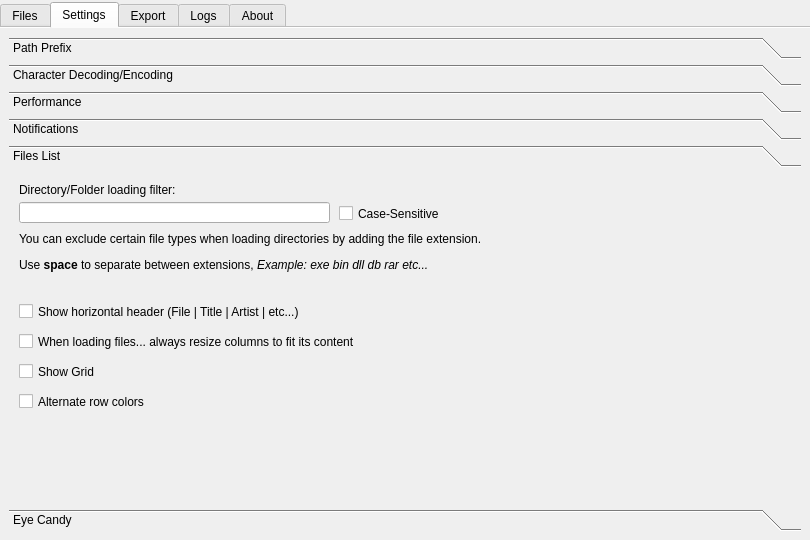
Xen-E/pcxx, file pcxx.ui: the form before one commit.
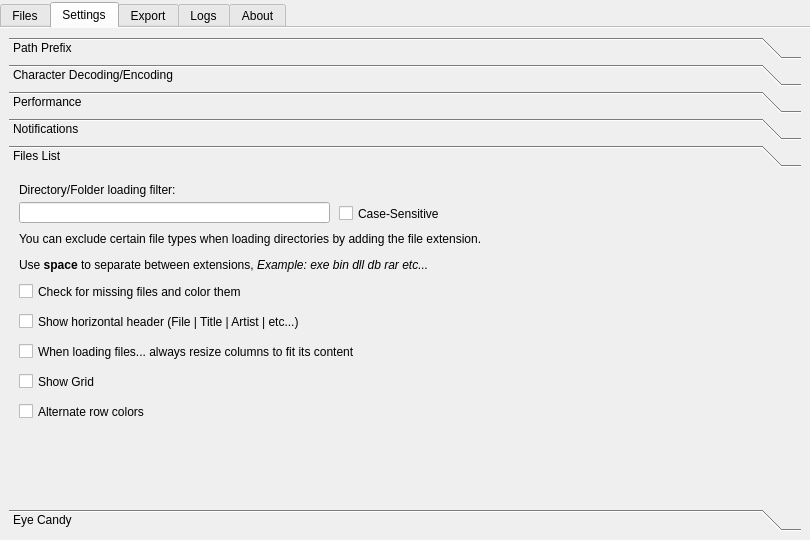
The form after the commit. The open tabs and pages were chosen to show the change. Icons and pictures are not drawn.

Commit message: Adding missing files option/feature

Patch:
```diff
--- a/pcxx.ui
+++ b/pcxx.ui
@@ -1434,8 +1434,8 @@
             <rect>
              <x>0</x>
              <y>0</y>
-             <width>98</width>
-             <height>28</height>
+             <width>792</width>
+             <height>336</height>
             </rect>
            </property>
            <attribute name="label">
@@ -1445,7 +1445,7 @@
             <property name="geometry">
              <rect>
               <x>10</x>
-              <y>130</y>
+              <y>140</y>
               <width>441</width>
               <height>19</height>
              </rect>
@@ -1458,7 +1458,7 @@
             <property name="geometry">
              <rect>
               <x>10</x>
-              <y>160</y>
+              <y>170</y>
               <width>531</width>
               <height>19</height>
              </rect>
@@ -1471,7 +1471,7 @@
             <property name="geometry">
              <rect>
               <x>10</x>
-              <y>190</y>
+              <y>200</y>
               <width>421</width>
               <height>19</height>
              </rect>
@@ -1484,7 +1484,7 @@
             <property name="geometry">
              <rect>
               <x>10</x>
-              <y>220</y>
+              <y>230</y>
               <width>411</width>
               <height>19</height>
              </rect>
@@ -1545,6 +1545,19 @@
              <string>Case-Sensitive</string>
             </property>
            </widget>
+           <widget class="QCheckBox" name="chkColorMissingFiles">
+            <property name="geometry">
+             <rect>
+              <x>10</x>
+              <y>110</y>
+              <width>371</width>
+              <height>19</height>
+             </rect>
+            </property>
+            <property name="text">
+             <string>Check for missing files and color them</string>
+            </property>
+           </widget>
           </widget>
           <widget class="QWidget" name="eyeCandyToolBoxPage">
            <property name="geometry">
```
Left out of the diff: 22 changed lines with no effect on the pictures. The commit also changes 1 other file.
